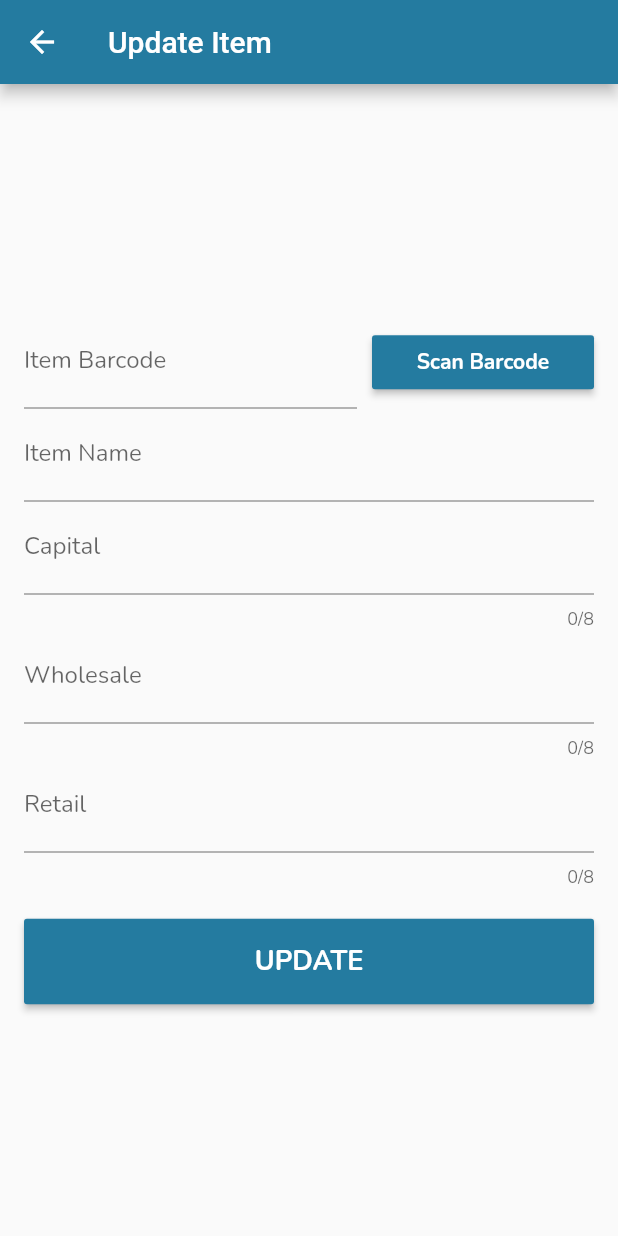
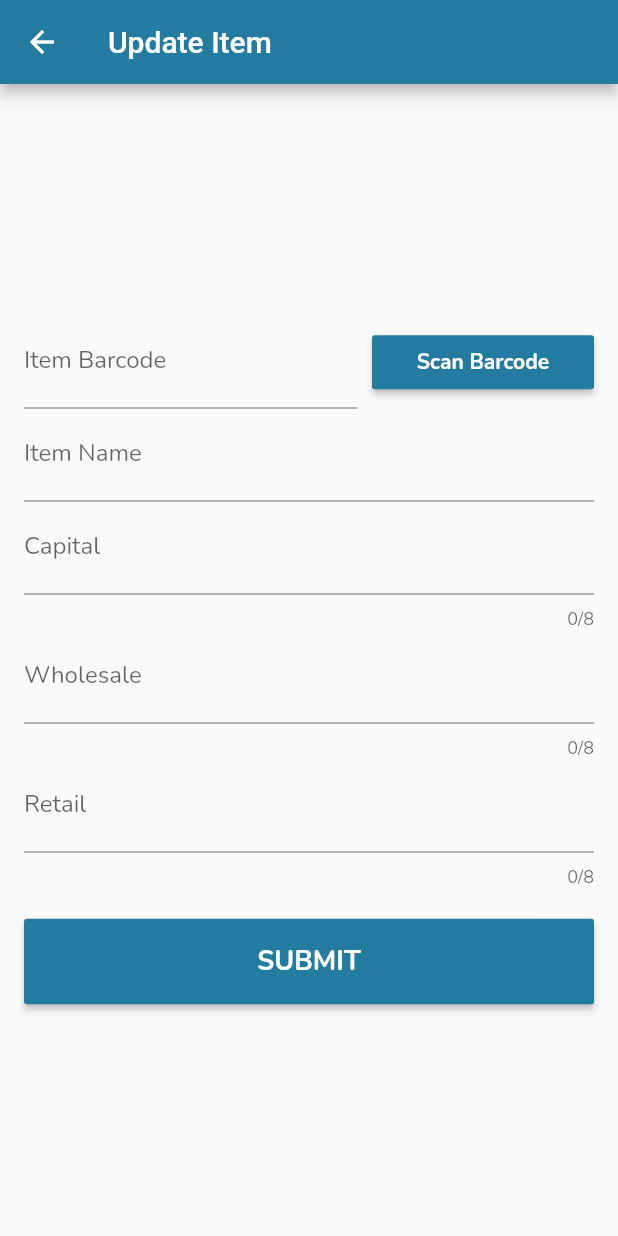
Before and after one commit to renjie19/store_house, a Flutter app: the EditItem screen opened by its route, on a phone screen of 412 x 824 dp. Run offline on Flutter 3.47's test engine with Material 2 defaults, Android fonts, the phone set to English and light mode, and no system bars; drawn by our look-alikes of flutter_form_builder; our stand-ins replace cloud_firestore, firebase_auth, firebase_core, fluttericon, get, google_fonts and 1 more; missing offline and left inert: flutter_barcode_scanner, flutter_overlay_loader; accounts and stored records are empty.

```diff
--- a/lib/main.dart
+++ b/lib/main.dart
@@ -1,6 +1,7 @@
 import 'package:cloud_firestore/cloud_firestore.dart';
 import 'package:firebase_core/firebase_core.dart';
 import 'package:flutter/material.dart';
+import 'package:flutter/services.dart';
 import 'package:get/get.dart';
 import 'package:google_fonts/google_fonts.dart';
 import 'package:store_house/config/get_config.dart';
@@ -14,6 +15,8 @@ void main() async {
   await Firebase.initializeApp();
   await ProjectBuild.init();
   initGetDependencies();
+  SystemChrome.setPreferredOrientations(
+      [DeviceOrientation.portraitUp, DeviceOrientation.portraitDown]);
   runApp(StoreHouseApp());
 }
 
--- a/lib/pages/create_item.dart
+++ b/lib/pages/create_item.dart
@@ -39,7 +39,7 @@ class _CreateItemState extends State<CreateItem> {
   Future<void> _scanBarCode(BuildContext context) async {
     try {
       final result = await FlutterBarcodeScanner.scanBarcode(
-          '#FF247BA0'.toString(), 'Cancel', true, ScanMode.BARCODE);
+          '#FF247BA0', 'Cancel', true, ScanMode.BARCODE);
       if (result != '-1') {
         setState(() => hasBarcode = true);
         _formKey.currentState!.patchValue({'barcodeId': result});
--- a/lib/pages/edit_item.dart
+++ b/lib/pages/edit_item.dart
@@ -24,6 +24,7 @@ class _EditItemState extends State<EditItem> {
   bool hasBarcode = false;
 
   final numberFormatter = NumberFormat('#,##0.00', 'en_US');
+
   String numberTransformer(value) =>
       value == null ? '0.00' : numberFormatter.format(double.parse(value));
 
@@ -111,7 +112,8 @@ class _EditItemState extends State<EditItem> {
                           child: Text(
                             'Scan Barcode',
                             style: TextStyle(
-                              fontWeight: FontWeight.bold, color: Colors.white),
+                                fontWeight: FontWeight.bold,
+                                color: Colors.white),
                           ),
                         ),
                       ),
@@ -119,7 +121,8 @@ class _EditItemState extends State<EditItem> {
                   ),
                   FormBuilderTextField(
                     name: 'itemName',
-                  decoration: inputDecoration.copyWith(labelText: 'Item Name'),
+                    decoration:
+                        inputDecoration.copyWith(labelText: 'Item Name'),
                     autovalidateMode: AutovalidateMode.onUserInteraction,
                     textInputAction: TextInputAction.next,
                     valueTransformer: toSnakeCase,
@@ -134,7 +137,8 @@ class _EditItemState extends State<EditItem> {
                     keyboardType: TextInputType.number,
                     textInputAction: TextInputAction.next,
                     inputFormatters: [
-                    FilteringTextInputFormatter.allow(RegExp(r'^\d+\.?\d{0,2}'))
+                      FilteringTextInputFormatter.allow(
+                          RegExp(r'^\d+\.?\d{0,2}'))
                     ],
                     valueTransformer: numberTransformer,
                     validator: FormBuilderValidators.compose([
@@ -145,11 +149,13 @@ class _EditItemState extends State<EditItem> {
                   FormBuilderTextField(
                     maxLength: 8,
                     name: 'wholesale',
-                  decoration: inputDecoration.copyWith(labelText: 'Wholesale'),
+                    decoration:
+                        inputDecoration.copyWith(labelText: 'Wholesale'),
                     keyboardType: TextInputType.number,
                     textInputAction: TextInputAction.next,
                     inputFormatters: [
-                    FilteringTextInputFormatter.allow(RegExp(r'^\d+\.?\d{0,2}'))
+                      FilteringTextInputFormatter.allow(
+                          RegExp(r'^\d+\.?\d{0,2}'))
                     ],
                     valueTransformer: numberTransformer,
                     validator: FormBuilderValidators.compose([
@@ -164,7 +170,8 @@ class _EditItemState extends State<EditItem> {
                     keyboardType: TextInputType.number,
                     textInputAction: TextInputAction.done,
                     inputFormatters: [
-                    FilteringTextInputFormatter.allow(RegExp(r'^\d+\.?\d{0,2}'))
+                      FilteringTextInputFormatter.allow(
+                          RegExp(r'^\d+\.?\d{0,2}'))
                     ],
                     valueTransformer: numberTransformer,
                     validator: FormBuilderValidators.compose([
@@ -178,15 +185,14 @@ class _EditItemState extends State<EditItem> {
                     color: Theme.of(context).primaryColor,
                     onPressed: () => _updateItem(context),
                     child: Text(
-                    'UPDATE',
+                      'SUBMIT',
                       style: TextStyle(
                           fontWeight: FontWeight.bold,
                           fontSize: 18,
                           color: Colors.white),
                     ),
                   )
-              ],
-            ),
+                ]),
           ),
         ),
       ),
--- a/lib/service/storage_service.dart
+++ b/lib/service/storage_service.dart
@@ -4,10 +4,11 @@ import 'package:flutter/foundation.dart';
 import 'package:get/get.dart';
 
 class StorageService extends GetxService {
-  static const String ITEM_COLLECTION = kReleaseMode ? 'store_house_items' : 'debug_store_house_items';
+  static const String DEBUG_ITEM_COLLECTION = 'debug_store_house_items';
+  static const String ITEM_COLLECTION = 'store_house_items';
   final FirebaseAuth _auth = FirebaseAuth.instance;
-  final _itemCollection =
-      FirebaseFirestore.instance.collection(ITEM_COLLECTION);
+  final _itemCollection = FirebaseFirestore.instance
+      .collection(kReleaseMode ? ITEM_COLLECTION : DEBUG_ITEM_COLLECTION);
 
   Future<void> addItem(item) async {
     try {
@@ -56,7 +57,8 @@ class StorageService extends GetxService {
 
   Future<List<Map<String, dynamic>>> findItemsByName(itemName) async {
     print(itemName);
-    final results = await _itemCollection.orderBy('itemName')
+    final results = await _itemCollection
+        .orderBy('itemName')
         .startAt([itemName]).endAt([itemName + '\uf8ff']).get();
     print(results.docs);
     return results.docs.map((e) => e.data()).toList();
```
Also changed, not shown: lib/pages/item_details.dart (+8 -5 lines), lib/pages/item_management.dart (+49 -33 lines), lib/service/auth_service.dart (+3 -11 lines). Lines whose indentation alone changed are shown as unchanged.
